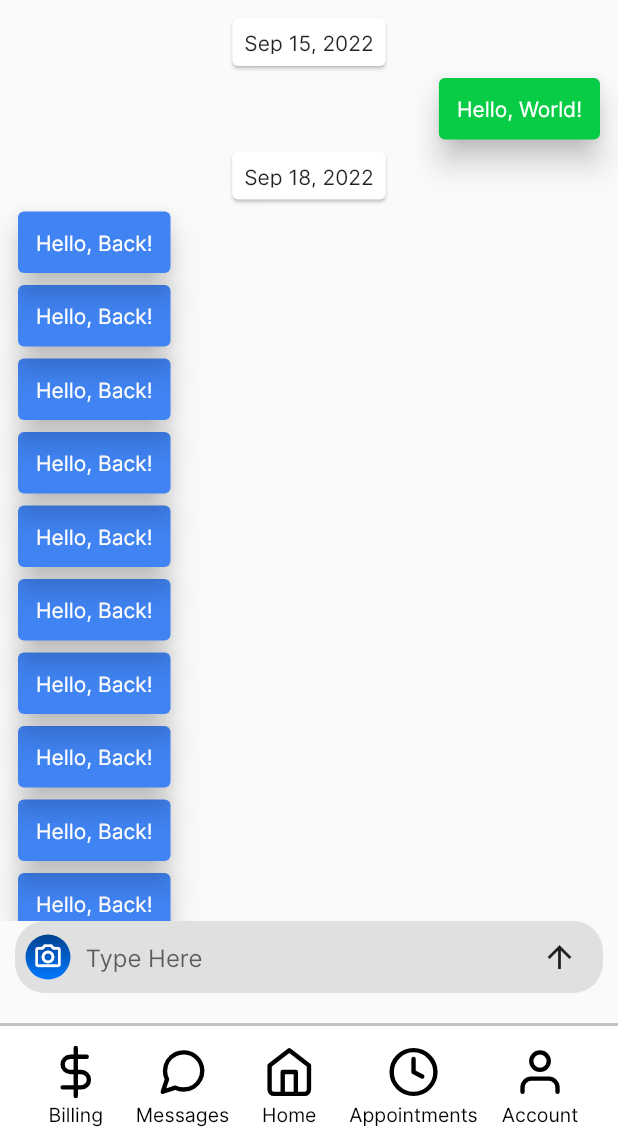
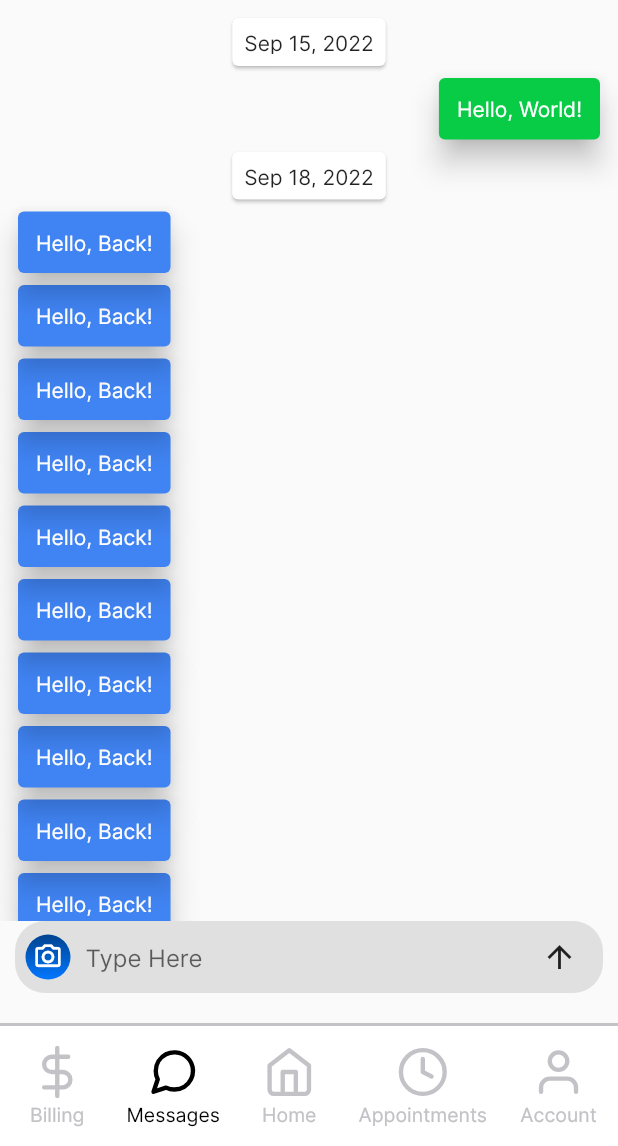
Before and after one commit to Henry-Turtle/OnCall, a Flutter app: the screen it shows after launch, scrolled down 168 dp, on a phone screen of 412 x 824 dp, the part 90-1236 px from its top. Run offline on Flutter 3.47's test engine with Material 2 defaults, Android fonts, the phone set to English and light mode, and no system bars; drawn by our look-alikes of grouped_list; our stand-ins replace auto_size_text, flutter_svg.

Commit message:
Finished home bar

```diff
--- a/frontend/lib/homepage/home_bottom_bar.dart
+++ b/frontend/lib/homepage/home_bottom_bar.dart
@@ -4,7 +4,8 @@ import 'package:flutter/material.dart';
 import 'package:flutter_svg/flutter_svg.dart';
 
 class HomeBottomBar extends StatelessWidget {
-  const HomeBottomBar({Key? key}) : super(key: key);
+  final selected;
+  HomeBottomBar(this.selected);
 
   @override
   Widget build(BuildContext context) {
@@ -17,41 +18,20 @@ class HomeBottomBar extends StatelessWidget {
             child: Row(
               children: [
                 Spacer(),
+                BottomButton("assets/icons/feather/dollar-sign.svg", "Billing",
+                    0 == selected),
+                Spacer(),
+                BottomButton("assets/icons/feather/message-circle.svg",
+                    "Messages", 1 == selected),
+                Spacer(),
                 BottomButton(
-                    SvgPicture.asset(
-                      "assets/icons/feather/dollar-sign.svg",
-                      color: Colors.black,
-                      height: 35,
-                    ),
-                    "Billing"),
+                    "assets/icons/feather/home.svg", "Home", 2 == selected),
+                Spacer(),
+                BottomButton("assets/icons/feather/clock.svg", "Appointments",
+                    3 == selected),
+                Spacer(),
                 BottomButton(
-                    SvgPicture.asset(
-                      "assets/icons/feather/message-circle.svg",
-                      color: Colors.black,
-                      height: 35,
-                    ),
-                    "Messages"),
-                BottomButton(
-                    SvgPicture.asset(
-                      "assets/icons/feather/home.svg",
-                      color: Colors.black,
-                      height: 35,
-                    ),
-                    "Home"),
-                BottomButton(
-                    SvgPicture.asset(
-                      "assets/icons/feather/clock.svg",
-                      color: Colors.black,
-                      height: 35,
-                    ),
-                    "Appointments"),
-                BottomButton(
-                    SvgPicture.asset(
-                      "assets/icons/feather/user.svg",
-                      color: Colors.black,
-                      height: 35,
-                    ),
-                    "Account"),
+                    "assets/icons/feather/user.svg", "Account", 4 == selected),
                 Spacer()
               ],
             )),
@@ -63,8 +43,9 @@ class HomeBottomBar extends StatelessWidget {
 class BottomButton extends StatelessWidget {
   final buttonIcon;
   final buttonLabel;
+  final selected;
 
-  BottomButton(this.buttonIcon, this.buttonLabel);
+  BottomButton(this.buttonIcon, this.buttonLabel, this.selected);
 
   @override
   Widget build(BuildContext context) {
@@ -75,12 +56,18 @@ class BottomButton extends StatelessWidget {
             Spacer(
               flex: 2,
             ),
-            buttonIcon,
+            SvgPicture.asset(
+              buttonIcon,
+              color: selected ? Colors.black : Color(0xFFC3C3C7),
+              height: 35,
+            ),
             Spacer(
               flex: 1,
             ),
             Text(buttonLabel,
-                style: TextStyle(color: Colors.black, fontSize: 13)),
+                style: TextStyle(
+                    color: selected ? Colors.black : Color(0xFFC3C3C7),
+                    fontSize: 13)),
             Spacer(
               flex: 2,
             )
--- a/frontend/lib/homepage/home_page.dart
+++ b/frontend/lib/homepage/home_page.dart
@@ -31,7 +31,7 @@ class HomePage extends StatelessWidget {
           Container(height: 4),
         ],
       ),
-      bottomNavigationBar: HomeBottomBar(),
+      bottomNavigationBar: HomeBottomBar(2),
     );
   }
 }
--- a/frontend/lib/messaging/message_page.dart
+++ b/frontend/lib/messaging/message_page.dart
@@ -171,7 +171,7 @@ class _MessagePageState extends State<MessagePage> {
           //
           //
 
-          const HomeBottomBar()
+          HomeBottomBar(1)
         ],
       ),
     );
```
